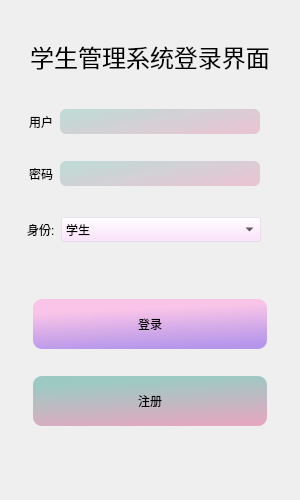
This is untitled1/logindialog.ui in 2018876441/C-_project as Qt 5 draws it before an edit. The edited form follows.
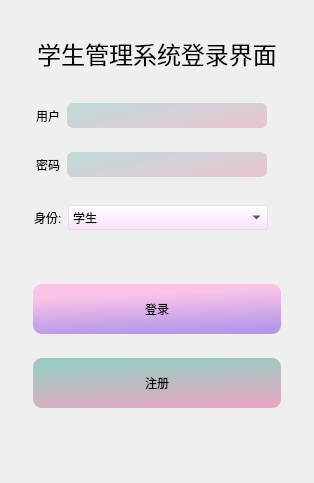
This is the edited form. Icons and pictures are not drawn.

```diff
--- a/untitled1/logindialog.ui
+++ b/untitled1/logindialog.ui
@@ -6,22 +6,10 @@
    <rect>
     <x>0</x>
     <y>0</y>
-    <width>300</width>
-    <height>500</height>
+    <width>314</width>
+    <height>483</height>
    </rect>
   </property>
-  <property name="minimumSize">
-   <size>
-    <width>300</width>
-    <height>500</height>
-   </size>
-  </property>
-  <property name="maximumSize">
-   <size>
-    <width>720</width>
-    <height>1024</height>
-   </size>
-  </property>
   <property name="windowTitle">
    <string>登录界面</string>
   </property>
@@ -245,7 +233,7 @@
         </size>
        </property>
        <property name="text">
-        <string>用户:</string>
+        <string>用户：</string>
        </property>
       </widget>
      </item>
```
